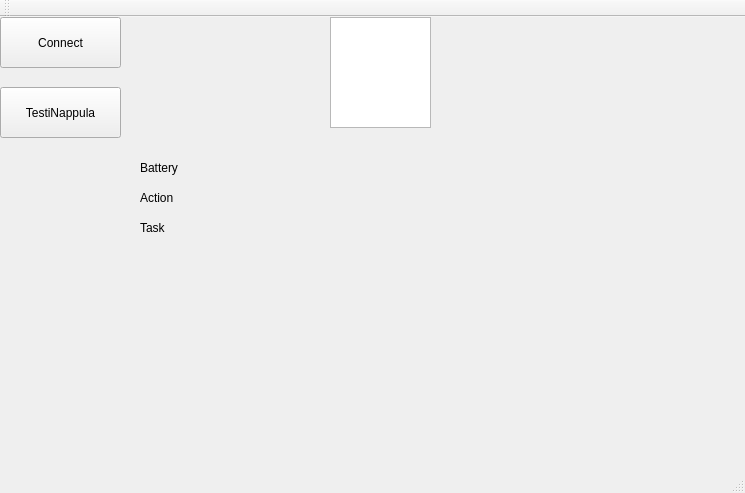
First picture: the form in newRobotClient/mainwindow.ui, repository RissanenGit/RobotProject, before the edit.
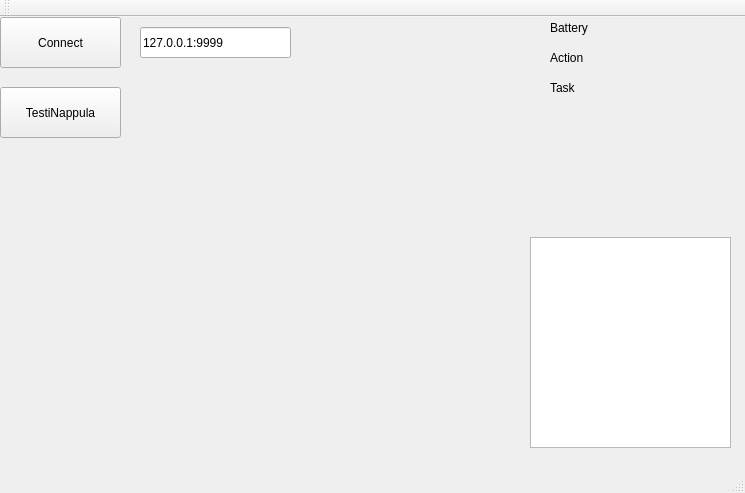
Second picture: the form after the edit.

The edit to the form file:
```diff
--- a/newRobotClient/mainwindow.ui
+++ b/newRobotClient/mainwindow.ui
@@ -31,7 +31,7 @@
     <property name="geometry">
      <rect>
       <x>0</x>
-      <y>230</y>
+      <y>400</y>
       <width>211</width>
       <height>31</height>
      </rect>
@@ -43,10 +43,10 @@
    <widget class="QTextEdit" name="textEdit">
     <property name="geometry">
      <rect>
-      <x>330</x>
-      <y>0</y>
-      <width>101</width>
-      <height>111</height>
+      <x>530</x>
+      <y>220</y>
+      <width>201</width>
+      <height>211</height>
      </rect>
     </property>
    </widget>
@@ -66,8 +66,8 @@
    <widget class="QLabel" name="label">
     <property name="geometry">
      <rect>
-      <x>140</x>
-      <y>140</y>
+      <x>550</x>
+      <y>0</y>
       <width>61</width>
       <height>21</height>
      </rect>
@@ -79,8 +79,8 @@
    <widget class="QLabel" name="label_2">
     <property name="geometry">
      <rect>
-      <x>140</x>
-      <y>170</y>
+      <x>550</x>
+      <y>30</y>
       <width>61</width>
       <height>21</height>
      </rect>
@@ -92,8 +92,8 @@
    <widget class="QLabel" name="label_3">
     <property name="geometry">
      <rect>
-      <x>140</x>
-      <y>200</y>
+      <x>550</x>
+      <y>60</y>
       <width>61</width>
       <height>21</height>
      </rect>
@@ -105,8 +105,8 @@
    <widget class="QLabel" name="batteryLabel">
     <property name="geometry">
      <rect>
-      <x>200</x>
-      <y>140</y>
+      <x>610</x>
+      <y>0</y>
       <width>115</width>
       <height>21</height>
      </rect>
@@ -118,8 +118,8 @@
    <widget class="QLabel" name="actionLabel">
     <property name="geometry">
      <rect>
-      <x>200</x>
-      <y>170</y>
+      <x>610</x>
+      <y>30</y>
       <width>115</width>
       <height>21</height>
      </rect>
@@ -131,8 +131,8 @@
    <widget class="QLabel" name="taskLabel">
     <property name="geometry">
      <rect>
-      <x>190</x>
-      <y>200</y>
+      <x>610</x>
+      <y>60</y>
       <width>115</width>
       <height>21</height>
      </rect>
@@ -141,6 +141,19 @@
      <string/>
     </property>
    </widget>
+   <widget class="QLineEdit" name="connectionInfoLabel">
+    <property name="geometry">
+     <rect>
+      <x>140</x>
+      <y>10</y>
+      <width>151</width>
+      <height>31</height>
+     </rect>
+    </property>
+    <property name="text">
+     <string>127.0.0.1:9999</string>
+    </property>
+   </widget>
   </widget>
   <widget class="QMenuBar" name="menuBar">
    <property name="geometry">
```
